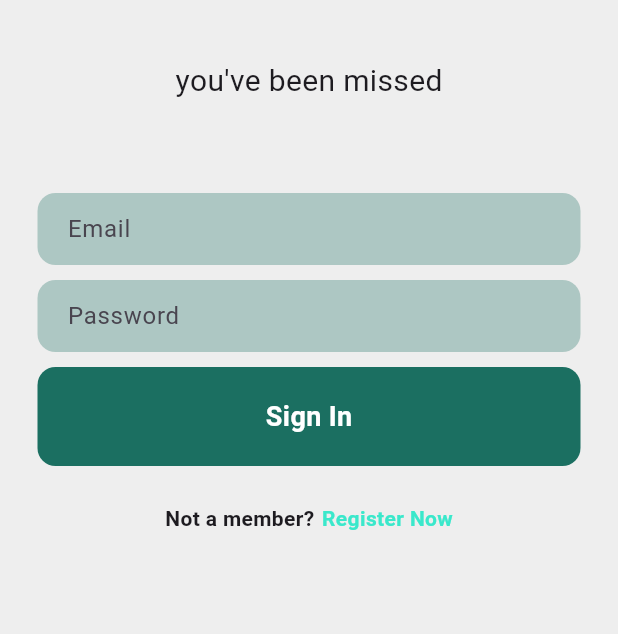
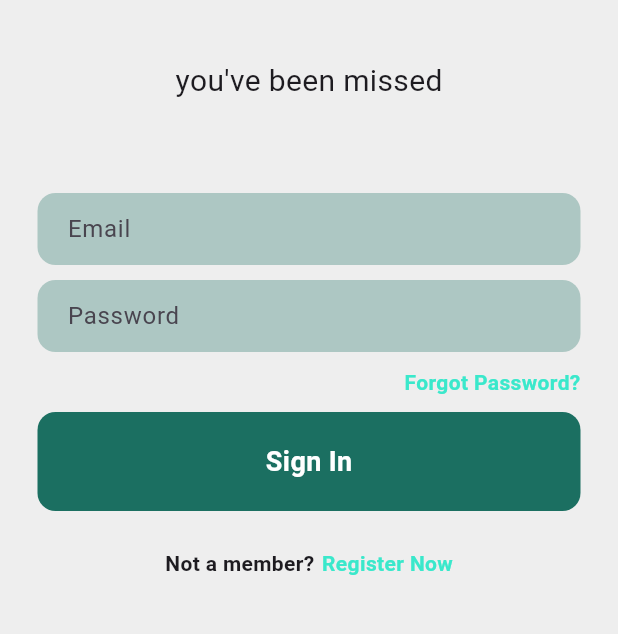
Before and after one commit to ayanappdev/quickfix, a Flutter app: the screen it shows after launch, after a tap on "Skip", on a phone screen of 412 x 824 dp, the part 530-1164 px from its top. Run offline on Flutter 3.47's test engine with Material 3 defaults, Android fonts, the phone set to English and light mode, and no system bars; our stand-ins replace animated_splash_screen, firebase_core, lottie; accounts and stored records are empty; network calls fail.

Commit message:
setting up forgot password screen

```diff
--- a/lib/Screens/login_Screen.dart
+++ b/lib/Screens/login_Screen.dart
@@ -1,4 +1,5 @@
 import 'package:flutter/material.dart';
+import 'package:quickfix/Screens/forgot_pw_screen.dart';
 
 class LoginScreen extends StatefulWidget {
   const LoginScreen({super.key});
@@ -88,6 +89,34 @@ class _LoginScreenState extends State<LoginScreen> {
                 ),
                 Padding(
                   padding: const EdgeInsets.symmetric(horizontal: 25.0),
+                  child: Row(
+                    mainAxisAlignment: MainAxisAlignment.end,
+                    children: [
+                      GestureDetector(
+                        onTap: () {
+                          Navigator.push(
+                            context,
+                            MaterialPageRoute(builder: (context) {
+                              return ForgotPasswordPage();
+                            }),
+                          );
+                        },
+                        child: Text(
+                          "Forgot Password?",
+                          style: TextStyle(
+                            color: Color.fromARGB(255, 58, 232, 203),
+                            fontWeight: FontWeight.bold,
+                          ),
+                        ),
+                      ),
+                    ],
+                  ),
+                ),
+                SizedBox(
+                  height: 10,
+                ),
+                Padding(
+                  padding: const EdgeInsets.symmetric(horizontal: 25.0),
                   child: Container(
                     padding: EdgeInsets.all(20),
                     decoration: BoxDecoration(
@@ -127,7 +156,7 @@ class _LoginScreenState extends State<LoginScreen> {
                         color: Color.fromARGB(255, 58, 232, 203),
                         fontWeight: FontWeight.bold,
                       ),
-                    )
+                    ),
                   ],
                 ),
                 SizedBox(
```
Also changed, not shown: lib/Screens/forgot_pw_screen.dart (added, +17 -0 lines).
